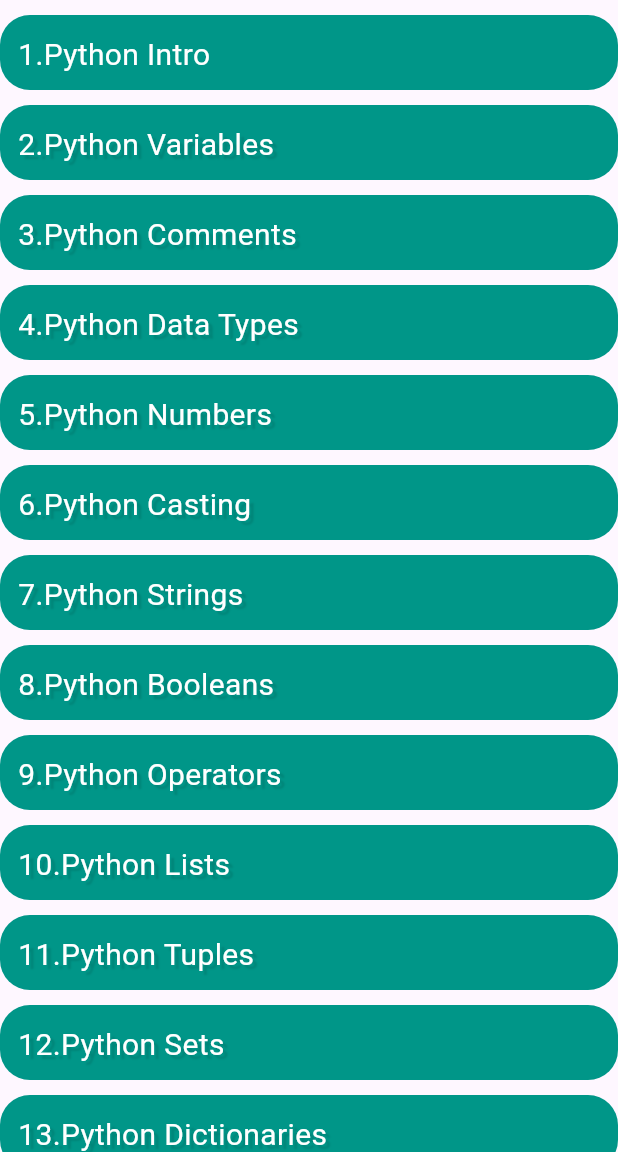
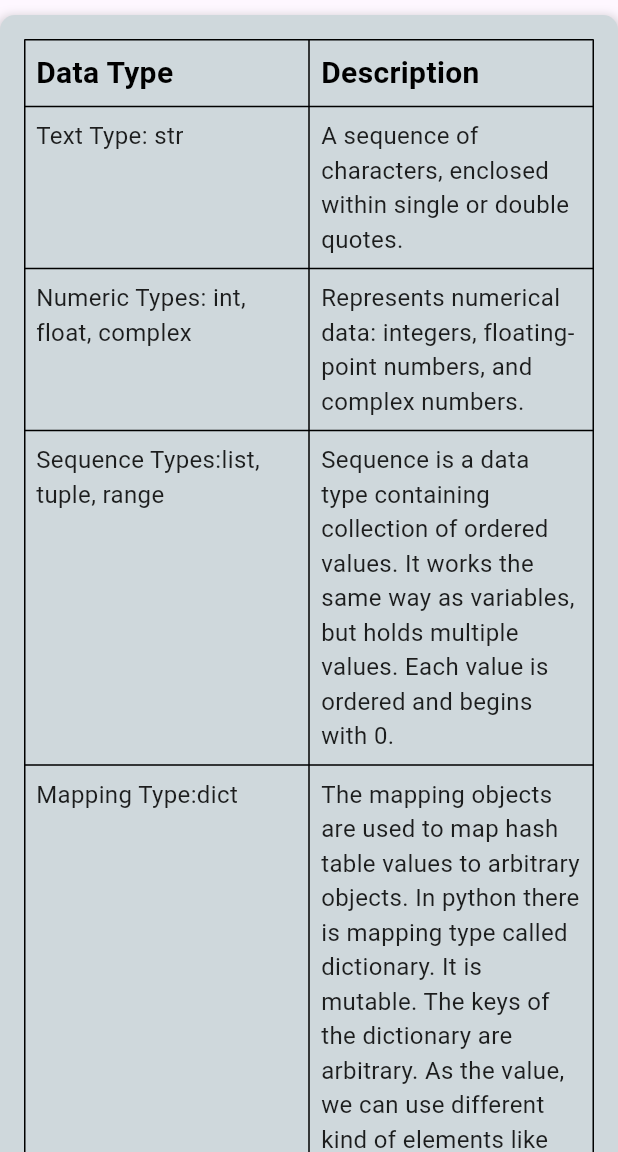
Before and after one commit to rijwan-uddin/Python-Compiler, a Flutter app: the Topic screen opened directly, after a tap on "4.Python Data Types", on a phone screen of 412 x 824 dp, the part 84-1236 px from its top. Run offline on Flutter 3.47's test engine with Material 3 defaults, Android fonts, the phone set to English and light mode, and no system bars.

Commit message:
added dataTypes

```diff
--- a/lib/topics/pythonTopicList.dart
+++ b/lib/topics/pythonTopicList.dart
@@ -1,4 +1,5 @@
 import 'package:flutter/material.dart';
+import 'package:py_compiler/topics/topicDetails/datatypes.dart';
 import 'package:py_compiler/topics/topicDetails/variable.dart';
 import 'topicDetails/intro.dart';
 class Topic extends StatefulWidget {
@@ -154,7 +155,7 @@ class _ResourcesState extends State<Topic> {
           const SizedBox(height: 10),
           GestureDetector(
             onTap: () {
-              // Navigate to desired screen here
+              Navigator.push(context, MaterialPageRoute(builder: (context)=> datatype()));// Navigate to desired screen here
             },
             child: Container(
               height: 50,
--- /dev/null
+++ b/lib/topics/topicDetails/datatypes.dart
@@ -0,0 +1,340 @@
+import 'package:flutter/material.dart';
+import '../../view/footer_view.dart';
+
+class datatype extends StatefulWidget {
+  const datatype({Key? key}) : super(key: key);
+
+  @override
+  _IntroState createState() => _IntroState();
+}
+
+class _IntroState extends State<datatype> {
+  TextEditingController codeController = TextEditingController();
+  String hintText = '';
+  String contentText = ''; // Content to show if the code matches
+  String compilerOutput = ''; // Variable to hold compiler output
+  bool isHintVisible = true;
+
+  void openNextContainers() {
+
+    setState(() {
+      isHintVisible = !isHintVisible;
+    });
+  }
+
+  @override
+  Widget build(BuildContext context) {
+    return Scaffold(
+      appBar: AppBar(
+        backgroundColor: Colors.white,
+        actions: [
+          Expanded(
+            child: Padding(
+              padding: const EdgeInsets.only(left: 10, right: 10, top: 5),
+              child: Row(
+                mainAxisAlignment: MainAxisAlignment.spaceBetween,
+                children: [
+                  Image.asset(
+                    "images/logo2.jpeg",
+                    scale: 8,
+                  ),
+                  Row(
+                    children: [
+                      Image.asset(
+                        "images/diu.jpeg",
+                        scale: 8,
+                      ),
+                      Image.asset(
+                        "images/notification.jpeg",
+                        scale: 2,
+                      ),
+                    ],
+                  ),
+                ],
+              ),
+            ),
+          ),
+        ],
+      ),
+      body: SingleChildScrollView(
+        child: Column(
+          children: [
+            SizedBox(height: 10.0),
+            Container(
+              padding: const EdgeInsets.all(16.0),
+              decoration: BoxDecoration(
+                color: Colors.blueGrey.shade100,
+                borderRadius: BorderRadius.circular(10.0),
+                boxShadow: [
+                  BoxShadow(
+                    color: Colors.grey.withOpacity(0.5),
+                    spreadRadius: 2,
+                    blurRadius: 5,
+                    offset: const Offset(0, 3),
+                  ),
+                ],
+              ),
+              child: Table(
+                border: TableBorder.all(color: Colors.black),
+                children: const [
+                  TableRow(
+                    children: [
+                      TableCell(
+                        child: Padding(
+                          padding: EdgeInsets.all(8.0),
+                          child: Text(
+                            'Data Type',
+                            style: TextStyle(
+                              fontSize: 20.0,
+                              fontWeight: FontWeight.bold,
+                              color: Colors.black,
+                            ),
+                          ),
+                        ),
+                      ),
+                      TableCell(
+                        child: Padding(
+                          padding: EdgeInsets.all(8.0),
+                          child: Text(
+                            'Description',
+                            style: TextStyle(
+                              fontSize: 20.0,
+                              fontWeight: FontWeight.bold,
+                              color: Colors.black,
+                            ),
+                          ),
+                        ),
+                      ),
+                    ],
+                  ),
+                  TableRow(
+                    children: [
+                      TableCell(
+                        child: Padding(
+                          padding: EdgeInsets.all(8.0),
+                          child: Text(
+                            'Text Type: str',
+                            style: TextStyle(
+                              fontSize: 16.0,
+                              color: Colors.black87,
+                            ),
+                          ),
+                        ),
+                      ),
+                      TableCell(
+                        child: Padding(
+                          padding: EdgeInsets.all(8.0),
+                          child: Text(
+                            'A sequence of characters, enclosed within single or double quotes.',
+                            style: TextStyle(
+                              fontSize: 16.0,
+                              color: Colors.black87,
+                            ),
+                          ),
+                        ),
+                      ),
+                    ],
+                  ),
+                  TableRow(
+                    children: [
+                      TableCell(
+                        child: Padding(
+                          padding: EdgeInsets.all(8.0),
+                          child: Text(
+                            'Numeric Types: int, float, complex',
+                            style: TextStyle(
+                              fontSize: 16.0,
+                              color: Colors.black87,
+                            ),
+                          ),
+                        ),
+                      ),
+                      TableCell(
+                        child: Padding(
+                          padding: EdgeInsets.all(8.0),
+                          child: Text(
+                            'Represents numerical data: integers, floating-point numbers, and complex numbers.',
+                            style: TextStyle(
+                              fontSize: 16.0,
+                              color: Colors.black87,
+                            ),
+                          ),
+                        ),
+                      ),
+                    ],
+                  ),
+                  TableRow(
+                    children: [
+                      TableCell(
+                        child: Padding(
+                          padding: EdgeInsets.all(8.0),
+                          child: Text(
+                            'Sequence Types:list, tuple, range',
+                            style: TextStyle(
+                              fontSize: 16.0,
+                              color: Colors.black87,
+                            ),
+                          ),
+                        ),
+                      ),
+                      TableCell(
+                        child: Padding(
+                          padding: EdgeInsets.all(8.0),
+                          child: Text(
+                            'Sequence is a data type containing collection of ordered values. It works the same way as variables, but holds multiple values. Each value is ordered and begins with 0.',
+                            style: TextStyle(
+                              fontSize: 16.0,
+                              color: Colors.black87,
+                            ),
+                          ),
+                        ),
+                      ),
+                    ],
+                  ),
+                  TableRow(
+                    children: [
+                      TableCell(
+                        child: Padding(
+                          padding: EdgeInsets.all(8.0),
+                          child: Text(
+                            'Mapping Type:dict',
+                            style: TextStyle(
+                              fontSize: 16.0,
+                              color: Colors.black87,
+                            ),
+                          ),
+                        ),
+                      ),
+                      TableCell(
+                        child: Padding(
+                          padding: EdgeInsets.all(8.0),
+                          child: Text(
+                            'The mapping objects are used to map hash table values to arbitrary objects. In python there is mapping type called dictionary. It is mutable. The keys of the dictionary are arbitrary. As the value, we can use different kind of elements like lists, integers or any other mutable type objects.',
+                            style: TextStyle(
+                              fontSize: 16.0,
+                              color: Colors.black87,
+                            ),
+                          ),
+                        ),
+                      ),
+                    ],
+                  ),
+                  TableRow(
+                    children: [
+                      TableCell(
+                        child: Padding(
+                          padding: EdgeInsets.all(8.0),
+                          child: Text(
+                            'Set Types:set, frozenset',
+                            style: TextStyle(
+                              fontSize: 16.0,
+                              color: Colors.black87,
+                            ),
+                          ),
+                        ),
+                      ),
+                      TableCell(
+                        child: Padding(
+                          padding: EdgeInsets.all(8.0),
+                          child: Text(
+                            'A frozenset is an unordered and unindexed collection of unique elements. It is immutable and it is hashable. It is also called an immutable set',
+                            style: TextStyle(
+                              fontSize: 16.0,
+                              color: Colors.black87,
+                            ),
+                          ),
+                        ),
+                      ),
+                    ],
+                  ),
+                  // Add more TableRow widgets for additional rows
+                ],
+              ),
+            ),
+
+
+
+            SizedBox(height: 10.0),
+            GestureDetector(
+              onTap: openNextContainers,
+              child: Container(
+                padding: const EdgeInsets.all(16.0),
+                constraints: BoxConstraints(
+                  maxWidth: MediaQuery.of(context).size.width * 0.8,
+                ),
+                decoration: BoxDecoration(
+                  color: Colors.teal,
+                  borderRadius: BorderRadius.circular(10.0),
+                ),
+                child: const Text(
+                  "Let's Practice",
+                  style: TextStyle(
+                    fontSize: 18.0,
+                    fontWeight: FontWeight.bold,
+                    color: Colors.white,
+                  ),
+                ),
+              ),
+            ),
+
+
+            SizedBox(height: 10.0),
+            if (!isHintVisible)
+              Container(
+                padding: const EdgeInsets.all(16.0),
+                constraints: BoxConstraints(
+                  maxWidth: MediaQuery.of(context).size.width * 0.8,
+                ),
+                decoration: BoxDecoration(
+                  color: Colors.grey.shade200,
+                  borderRadius: BorderRadius.circular(10.0),
+                ),
+                child: TextField(
+                  controller: codeController,
+                  maxLines: 5,
+                  decoration: InputDecoration(
+                    hintText: hintText,
+                    border: InputBorder.none,
+                  ),
+                ),
+              ),
+            if (!isHintVisible)
+              const SizedBox(height: 16.0),
+            if (!isHintVisible)
+              ElevatedButton(
+                onPressed: () {
+                  setState(() {
+                    if (codeController.text.trim() == hintText) {
+                      // If entered code matches the hint text
+                      compilerOutput = contentText;
+                    } else {
+                      // If entered code does not match the hint text
+                      compilerOutput = 'Error: Invalid code!';
+                    }
+                  });
+                },
+                child: const Text('Run code'),
+              ),
+            if (!isHintVisible)
+              const SizedBox(height: 16.0),
+            if (!isHintVisible)
+              Container(
+                padding: const EdgeInsets.all(16.0),
+                decoration: BoxDecoration(
+                  color: Colors.grey.shade200,
+                  borderRadius: BorderRadius.circular(10.0),
+                ),
+                child: Text(
+                  compilerOutput,
+                  style: const TextStyle(fontSize: 16.0),
+                ),
+              ),
+
+            const SizedBox(height: 20),
+            const Footer(),
+          ],
+        ),
+      ),
+    );
+  }
+}
```
